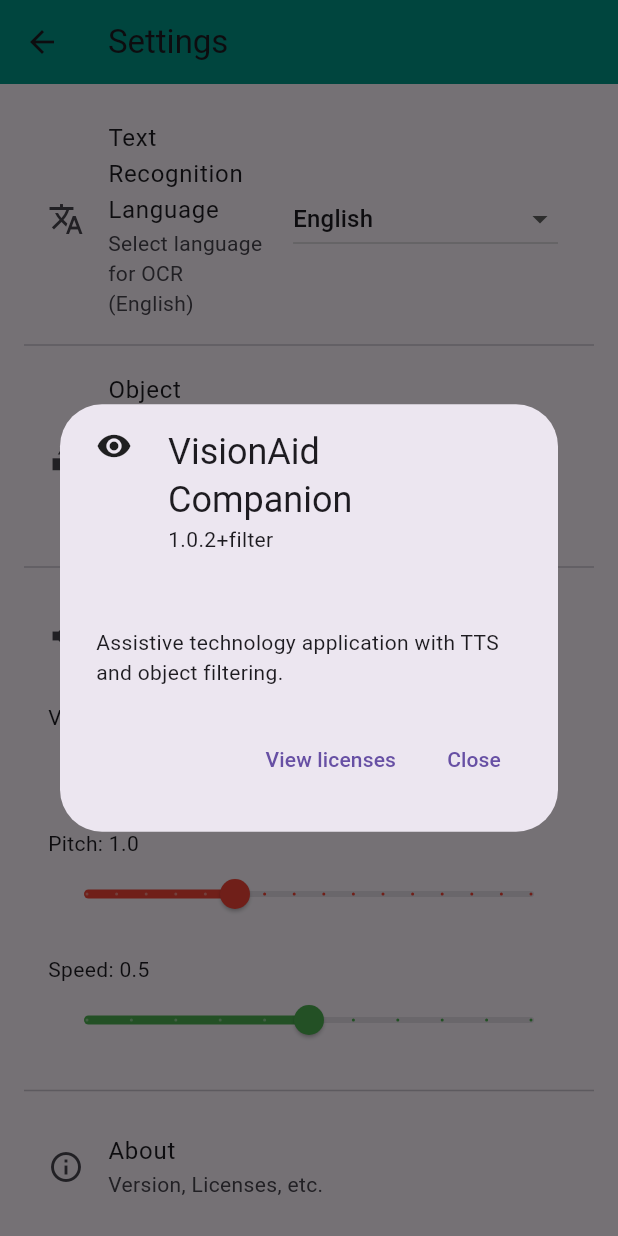
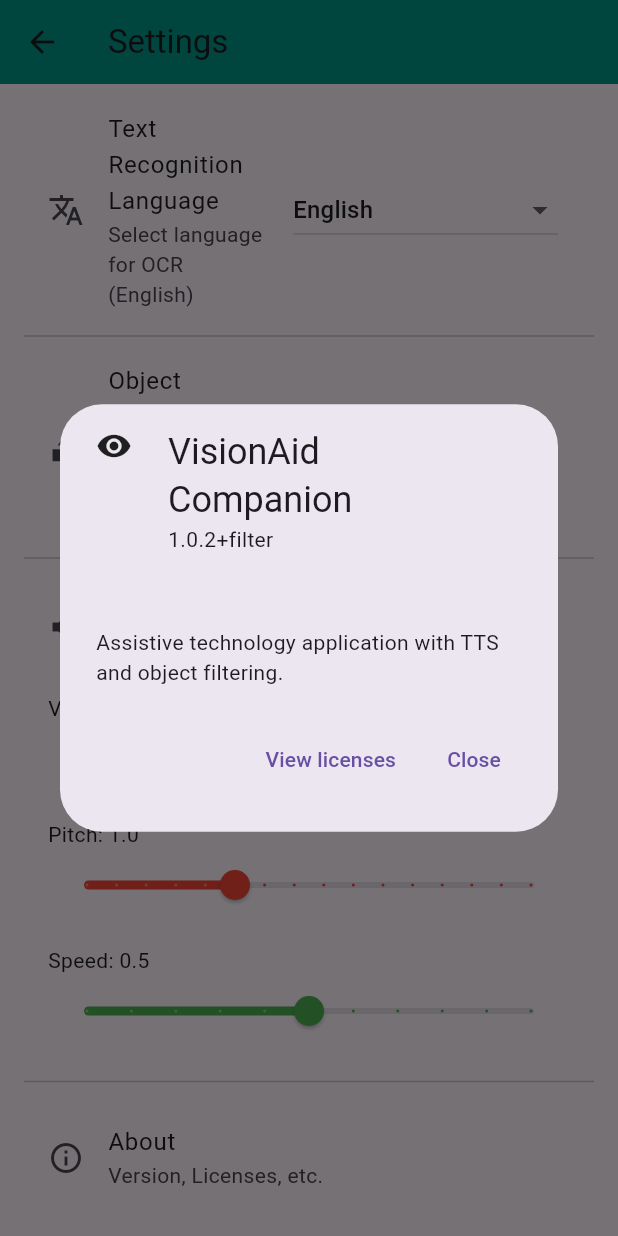
Before and after one commit to KhalilKK123/VisualAid-IEEE2025, a Flutter app: the SettingsScreen screen opened directly, after a tap on "About", on a phone screen of 412 x 824 dp. Run offline on Flutter 3.47's test engine with Material 3 defaults, Android fonts, the phone set to English and light mode, and no system bars; our stand-ins replace audioplayers, camera, flutter_tts, shared_preferences, socket_io_client, speech_to_text and 2 more; missing offline and left inert: mobile_scanner; accounts and stored records are empty; network calls fail.

Commit message:
feat: ⚙️ settings page UI more responsive.

```diff
--- a/lib/presentation/screens/settings_screen.dart
+++ b/lib/presentation/screens/settings_screen.dart
@@ -1,3 +1,4 @@
+// lib/presentation/screens/settings_screen.dart
 import 'package:flutter/material.dart';
 import '../../core/services/settings_service.dart';
 import '../../core/services/tts_service.dart';
@@ -17,7 +18,7 @@ class _SettingsScreenState extends State<SettingsScreen> {
   double _ttsVolume = defaultTtsVolume;
   double _ttsPitch = defaultTtsPitch;
   double _ttsRate = defaultTtsRate;
-  String _selectedObjectCategory = defaultObjectCategory; // New state variable
+  String _selectedObjectCategory = defaultObjectCategory;
 
   bool _isLoading = true;
   bool _ttsInitialized = false;
@@ -34,6 +35,16 @@ class _SettingsScreenState extends State<SettingsScreen> {
     super.dispose();
   }
 
+  // Helper for responsive values
+  double _getResponsiveValue(BuildContext context,
+      {required double small,
+      required double medium,
+      required double large}) {
+    double screenWidth = MediaQuery.of(context).size.width;
+    if (screenWidth < 360) return small; // Very small screens
+    if (screenWidth < 600) return medium; // Small to medium
+    return large; // Larger screens
+  }
 
   Future<void> _loadSettings() async {
     if (!mounted) return;
@@ -42,17 +53,17 @@ class _SettingsScreenState extends State<SettingsScreen> {
     final loadedVolume = await _settingsService.getTtsVolume();
     final loadedPitch = await _settingsService.getTtsPitch();
     final loadedRate = await _settingsService.getTtsRate();
-    final loadedCategory = await _settingsService.getObjectDetectionCategory(); // Load category
+    final loadedCategory = await _settingsService.getObjectDetectionCategory();
 
     if (!_ttsInitialized) {
       await _ttsPreviewService.initTts(
           initialVolume: loadedVolume,
           initialPitch: loadedPitch,
-         initialRate: loadedRate
-       );
+          initialRate: loadedRate);
       _ttsInitialized = true;
     } else {
-       await _ttsPreviewService.updateSettings(loadedVolume, loadedPitch, loadedRate);
+      await _ttsPreviewService.updateSettings(
+          loadedVolume, loadedPitch, loadedRate);
     }
 
     if (mounted) {
@@ -63,9 +74,10 @@ class _SettingsScreenState extends State<SettingsScreen> {
         _ttsVolume = loadedVolume;
         _ttsPitch = loadedPitch;
         _ttsRate = loadedRate;
-          _selectedObjectCategory = objectDetectionCategories.containsKey(loadedCategory)
+        _selectedObjectCategory =
+            objectDetectionCategories.containsKey(loadedCategory)
                 ? loadedCategory
-                                    : defaultObjectCategory; // Set category state
+                : defaultObjectCategory;
         _isLoading = false;
       });
     }
@@ -74,11 +86,12 @@ class _SettingsScreenState extends State<SettingsScreen> {
   Future<void> _updateOcrLanguage(String? newLanguageCode) async {
     if (newLanguageCode != null && newLanguageCode != _selectedOcrLanguage) {
       await _settingsService.setOcrLanguage(newLanguageCode);
-      if(mounted) {
+      if (mounted) {
         setState(() {
           _selectedOcrLanguage = newLanguageCode;
         });
-        _showConfirmationSnackBar('OCR Language set to ${supportedOcrLanguages[newLanguageCode] ?? newLanguageCode}');
+        _showConfirmationSnackBar(
+            'OCR Language set to ${supportedOcrLanguages[newLanguageCode] ?? newLanguageCode}');
       }
     }
   }
@@ -107,14 +120,15 @@ class _SettingsScreenState extends State<SettingsScreen> {
     }
   }
 
-  Future<void> _updateObjectCategory(String? newCategoryKey) async { // New method
+  Future<void> _updateObjectCategory(String? newCategoryKey) async {
     if (newCategoryKey != null && newCategoryKey != _selectedObjectCategory) {
       await _settingsService.setObjectDetectionCategory(newCategoryKey);
-      if(mounted) {
+      if (mounted) {
         setState(() {
           _selectedObjectCategory = newCategoryKey;
         });
-        _showConfirmationSnackBar('Object Detection Category set to ${objectDetectionCategories[newCategoryKey] ?? newCategoryKey}');
+        _showConfirmationSnackBar(
+            'Object Detection Filter set to ${objectDetectionCategories[newCategoryKey] ?? newCategoryKey}');
       }
     }
   }
@@ -127,16 +141,19 @@ class _SettingsScreenState extends State<SettingsScreen> {
 
   void _showConfirmationSnackBar(String message) {
     if (!mounted) return;
-     ScaffoldMessenger.of(context).showSnackBar(
-       SnackBar(
+    ScaffoldMessenger.of(context).showSnackBar(SnackBar(
       content: Text(message),
       duration: const Duration(seconds: 2),
-       )
-     );
+    ));
   }
 
   @override
   Widget build(BuildContext context) {
+    final double horizontalPadding =
+        _getResponsiveValue(context, small: 12.0, medium: 16.0, large: 20.0);
+    final double verticalPadding =
+        _getResponsiveValue(context, small: 8.0, medium: 10.0, large: 12.0);
+
     return Scaffold(
       appBar: AppBar(
         title: const Text('Settings'),
@@ -145,11 +162,12 @@ class _SettingsScreenState extends State<SettingsScreen> {
       body: _isLoading
           ? const Center(child: CircularProgressIndicator())
           : ListView(
-              padding: const EdgeInsets.all(16.0),
+              padding: EdgeInsets.symmetric(
+                  horizontal: horizontalPadding, vertical: verticalPadding),
               children: <Widget>[
                 _buildOcrLanguageSetting(),
                 const Divider(height: 20),
-                _buildObjectCategorySetting(), // Add category dropdown
+                _buildObjectCategorySetting(),
                 const Divider(height: 20),
                 _buildTtsSettingsHeader(),
                 _buildTtsVolumeSetting(),
@@ -166,7 +184,8 @@ class _SettingsScreenState extends State<SettingsScreen> {
     return ListTile(
       leading: const Icon(Icons.translate),
       title: const Text('Text Recognition Language'),
-      subtitle: Text('Select language for OCR (${supportedOcrLanguages[_selectedOcrLanguage] ?? _selectedOcrLanguage})'),
+      subtitle: Text(
+          'Select language for OCR (${supportedOcrLanguages[_selectedOcrLanguage] ?? _selectedOcrLanguage})'),
       trailing: DropdownButton<String>(
         value: _selectedOcrLanguage,
         onChanged: _selectedOcrLanguage == null ? null : _updateOcrLanguage,
@@ -180,15 +199,15 @@ class _SettingsScreenState extends State<SettingsScreen> {
     );
   }
 
-  // New Widget for Object Category Setting
   Widget _buildObjectCategorySetting() {
     return ListTile(
       leading: const Icon(Icons.category),
       title: const Text('Object Detection Filter'),
-      subtitle: Text('Show only: ${objectDetectionCategories[_selectedObjectCategory] ?? 'Unknown'}'),
+      subtitle: Text(
+          'Show only: ${objectDetectionCategories[_selectedObjectCategory] ?? 'Unknown'}'),
       trailing: DropdownButton<String>(
         value: _selectedObjectCategory,
-        onChanged: _updateObjectCategory, // Use the new update function
+        onChanged: _updateObjectCategory,
         items: objectDetectionCategories.entries.map((entry) {
           return DropdownMenuItem<String>(
             value: entry.key,
@@ -199,27 +218,37 @@ class _SettingsScreenState extends State<SettingsScreen> {
     );
   }
 
-
   Widget _buildTtsSettingsHeader() {
-     return const ListTile(
-         leading: Icon(Icons.volume_up),
-         title: Text('Text-to-Speech Settings'),
-         subtitle: Text('Adjust voice characteristics'),
+    return ListTile(
+      leading: const Icon(Icons.volume_up),
+      title: Text('Text-to-Speech Settings',
+          style: TextStyle(
+              fontSize: _getResponsiveValue(context,
+                  small: 15.0, medium: 16.0, large: 17.0))),
+      subtitle: const Text('Adjust voice characteristics'),
     );
   }
 
   Widget _buildTtsVolumeSetting() {
+    final double responsiveHorizontalPadding =
+        _getResponsiveValue(context, small: 12.0, medium: 16.0, large: 18.0);
+    final double responsiveFontSize =
+        _getResponsiveValue(context, small: 13.0, medium: 14.0, large: 15.0);
+
     return Padding(
-      padding: const EdgeInsets.symmetric(horizontal: 16.0, vertical: 8.0),
+      padding: EdgeInsets.symmetric(
+          horizontal: responsiveHorizontalPadding, vertical: 8.0),
       child: Column(
         crossAxisAlignment: CrossAxisAlignment.start,
         children: [
-           Text('Volume: ${_ttsVolume.toStringAsFixed(1)}'),
+          Text('Volume: ${_ttsVolume.toStringAsFixed(1)}',
+              style: TextStyle(fontSize: responsiveFontSize)),
           Slider(
             value: _ttsVolume,
             onChanged: (newVolume) {
               setState(() => _ttsVolume = newVolume);
-               _ttsPreviewService.updateSettings(_ttsVolume, _ttsPitch, _ttsRate);
+              _ttsPreviewService.updateSettings(
+                  _ttsVolume, _ttsPitch, _ttsRate);
             },
             onChangeEnd: (newVolume) {
               _updateTtsVolume(newVolume);
@@ -236,17 +265,25 @@ class _SettingsScreenState extends State<SettingsScreen> {
   }
 
   Widget _buildTtsPitchSetting() {
+    final double responsiveHorizontalPadding =
+        _getResponsiveValue(context, small: 12.0, medium: 16.0, large: 18.0);
+    final double responsiveFontSize =
+        _getResponsiveValue(context, small: 13.0, medium: 14.0, large: 15.0);
+
     return Padding(
-      padding: const EdgeInsets.symmetric(horizontal: 16.0, vertical: 8.0),
+      padding: EdgeInsets.symmetric(
+          horizontal: responsiveHorizontalPadding, vertical: 8.0),
       child: Column(
         crossAxisAlignment: CrossAxisAlignment.start,
         children: [
-           Text('Pitch: ${_ttsPitch.toStringAsFixed(1)}'),
+          Text('Pitch: ${_ttsPitch.toStringAsFixed(1)}',
+              style: TextStyle(fontSize: responsiveFontSize)),
           Slider(
             value: _ttsPitch,
             onChanged: (newPitch) {
               setState(() => _ttsPitch = newPitch);
-               _ttsPreviewService.updateSettings(_ttsVolume, _ttsPitch, _ttsRate);
+              _ttsPreviewService.updateSettings(
+                  _ttsVolume, _ttsPitch, _ttsRate);
             },
             onChangeEnd: (newPitch) {
               _updateTtsPitch(newPitch);
@@ -264,17 +301,25 @@ class _SettingsScreenState extends State<SettingsScreen> {
   }
 
   Widget _buildTtsRateSetting() {
+    final double responsiveHorizontalPadding =
+        _getResponsiveValue(context, small: 12.0, medium: 16.0, large: 18.0);
+    final double responsiveFontSize =
+        _getResponsiveValue(context, small: 13.0, medium: 14.0, large: 15.0);
+
     return Padding(
-      padding: const EdgeInsets.symmetric(horizontal: 16.0, vertical: 8.0),
+      padding: EdgeInsets.symmetric(
+          horizontal: responsiveHorizontalPadding, vertical: 8.0),
       child: Column(
         crossAxisAlignment: CrossAxisAlignment.start,
         children: [
-           Text('Speed: ${_ttsRate.toStringAsFixed(1)}'),
+          Text('Speed: ${_ttsRate.toStringAsFixed(1)}',
+              style: TextStyle(fontSize: responsiveFontSize)),
           Slider(
             value: _ttsRate,
             onChanged: (newRate) {
               setState(() => _ttsRate = newRate);
-               _ttsPreviewService.updateSettings(_ttsVolume, _ttsPitch, _ttsRate);
+              _ttsPreviewService.updateSettings(
+                  _ttsVolume, _ttsPitch, _ttsRate);
             },
             onChangeEnd: (newRate) {
               _updateTtsRate(newRate);
@@ -305,10 +350,10 @@ class _SettingsScreenState extends State<SettingsScreen> {
             children: [
               const Padding(
                 padding: EdgeInsets.only(top: 15),
-                  child: Text('Assistive technology application with TTS and object filtering.'),
+                child: Text(
+                    'Assistive technology application with TTS and object filtering.'),
               )
-             ]
-          );
+            ]);
       },
     );
   }
```
Lines whose indentation alone changed are shown as unchanged.
